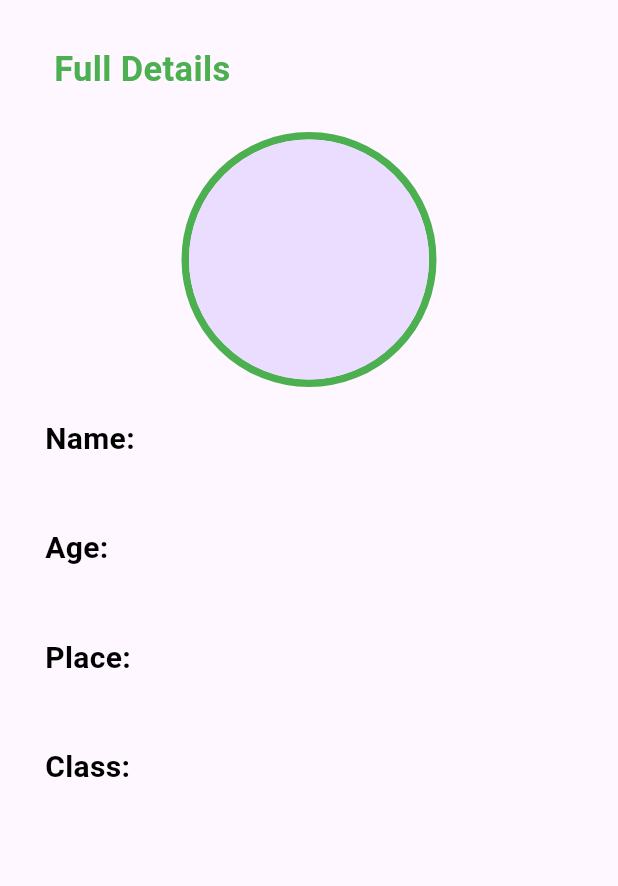
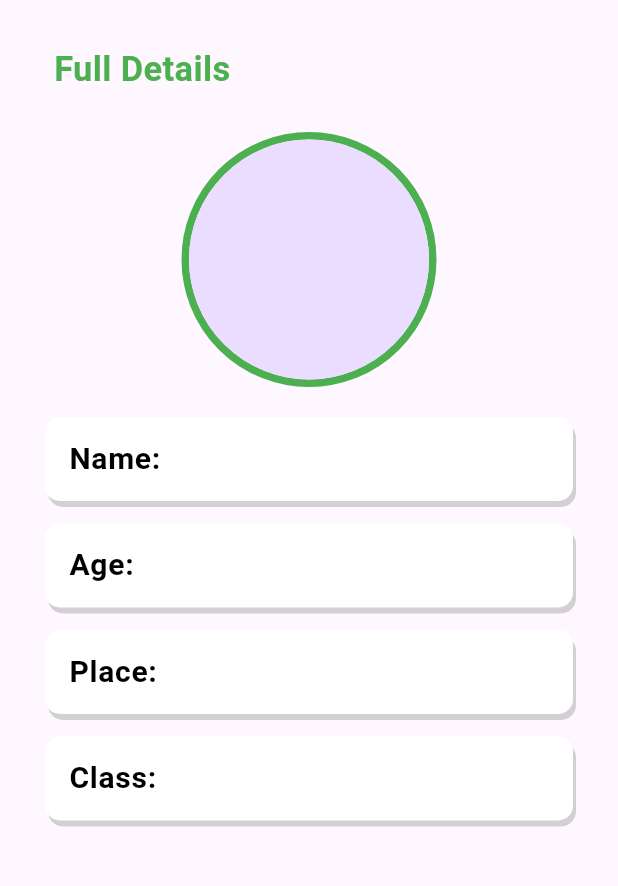
Before and after one commit to DUDU0123/SQFLITE_STUDENT_DB, a Flutter app: the StudentProfilePage screen opened directly with empty values, on a phone screen of 412 x 824 dp, the part 84-970 px from its top. Run offline on Flutter 3.47's test engine with Material 2 defaults, Android fonts, the light colour scheme and no system bars; our stand-ins replace image_picker, sqflite; accounts and stored records are empty.

Commit message:
6th commit

```diff
--- a/lib/screens/student_profile_page.dart
+++ b/lib/screens/student_profile_page.dart
@@ -35,9 +35,8 @@ class StudentProfilePage extends StatelessWidget {
             Center(
               child: Container(
                 decoration: BoxDecoration(
-                  shape: BoxShape.circle,
-                  border: Border.all(color: kGreen, width: 5)
-                ),
+                    shape: BoxShape.circle,
+                    border: Border.all(color: kGreen, width: 5)),
                 child: CircleAvatar(
                     radius: 80,
                     backgroundImage: studentModel.profileimage != null
@@ -84,24 +83,29 @@ class StudentDataRowWidget extends StatelessWidget {
 
   @override
   Widget build(BuildContext context) {
-    return Column(
-      crossAxisAlignment: CrossAxisAlignment.start,
-      children: [
-        TextWidgetCommon(
+    return Container(
+      decoration: BoxDecoration(
+          borderRadius: BorderRadius.circular(10),
+          color: kWhite,
+          boxShadow: const [
+            BoxShadow(
+              offset: Offset(2, 4),
+              color: Color.fromARGB(143, 177, 177, 177),
+            )
+          ]),
+      child: ListTile(
+        leading: TextWidgetCommon(
           fontSize: 20,
           text: '$fieldName:',
           fontWeight: FontWeight.bold,
           color: kBlack,
         ),
-        Padding(
-          padding: const EdgeInsets.only(left: 50),
-          child: TextWidgetCommon(
-            text: text,
-            color: kBlack,
-            fontSize: 20,
-          ),
+        trailing: TextWidgetCommon(
+          text: text,
+          color: kBlack,
+          fontSize: 20,
         ),
-      ],
+      ),
     );
   }
 }
```
Also changed, not shown: lib/screens/home_page.dart (+16 -5 lines).
